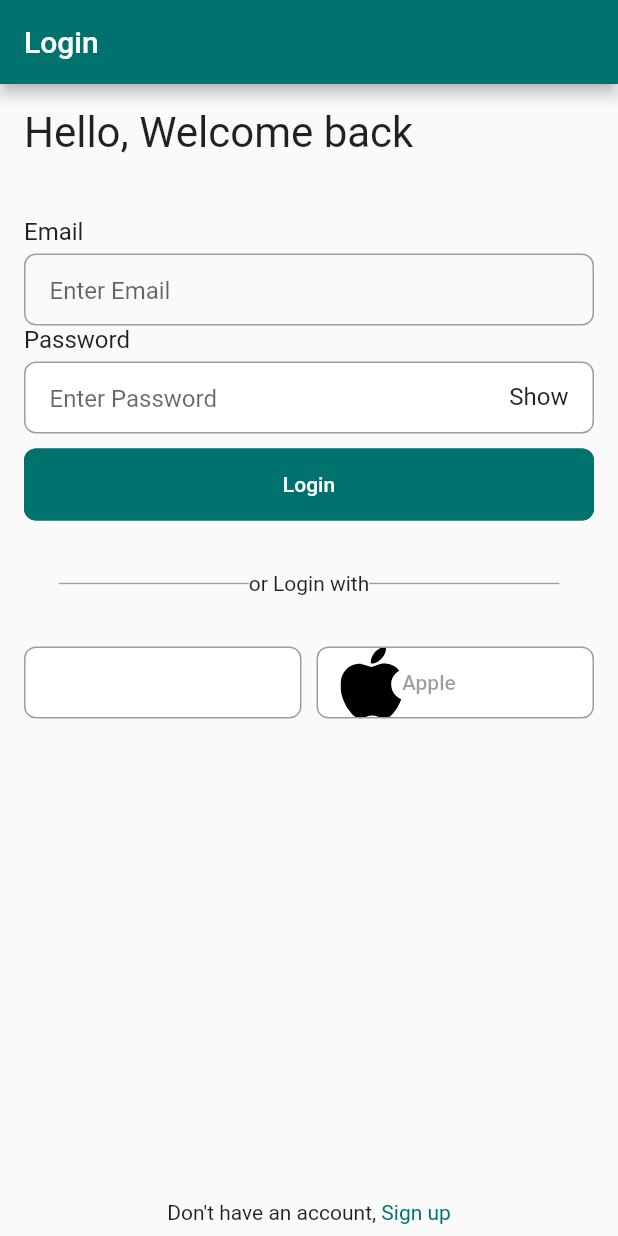
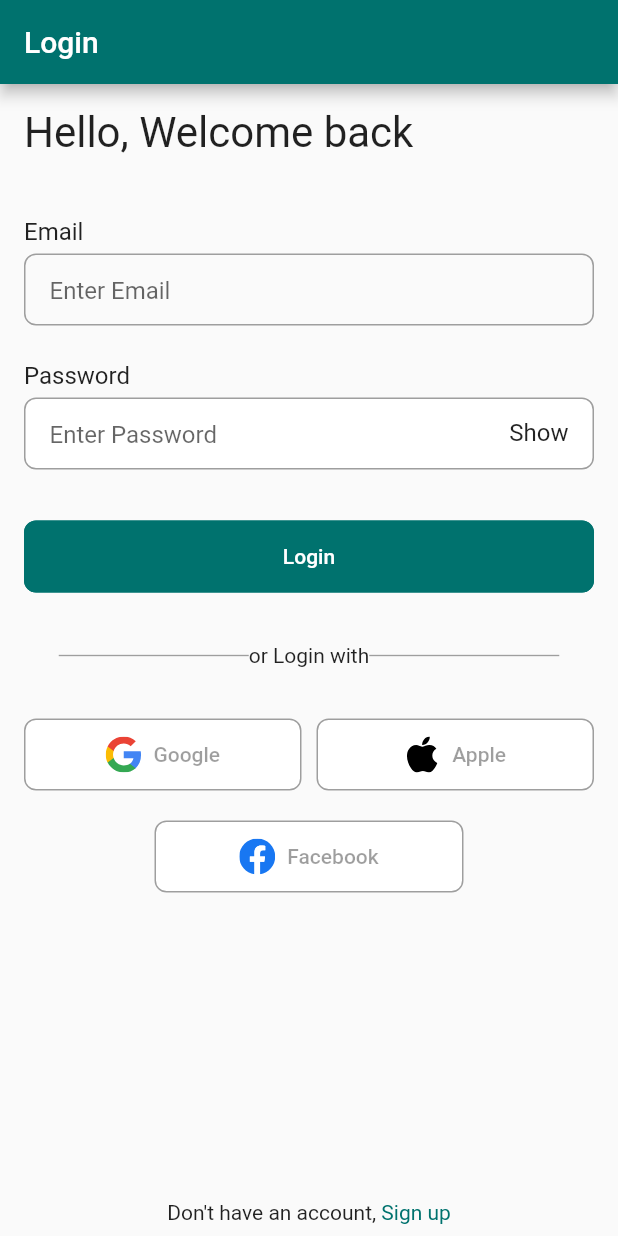
Before and after one commit to BashirYesufu/super-token, a Flutter app: the screen it shows after launch, on a phone screen of 412 x 824 dp. Run offline on Flutter 3.47's test engine with Material 2 defaults, Android fonts, the phone set to English and light mode, and no system bars; our stand-ins replace flutter_svg; missing offline and left inert: supertokens_flutter.

Commit message:
structure files

```diff
--- a/lib/main.dart
+++ b/lib/main.dart
@@ -1,5 +1,5 @@
 import 'package:flutter/material.dart';
-import 'package:super_token/login_ui.dart';
+import 'package:super_token/ui/login_ui.dart';
 import 'package:supertokens_flutter/supertokens.dart';
 
 void main() {
--- a/lib/login_ui.dart
+++ b/lib/ui/login_ui.dart
@@ -1,10 +1,10 @@
 import 'package:flutter/material.dart';
 import 'package:flutter_svg/flutter_svg.dart';
-import 'package:super_token/super_button.dart';
-import 'package:super_token/super_color.dart';
-import 'package:super_token/super_field.dart';
-import 'package:super_token/super_images.dart';
-import 'package:super_token/super_password_field.dart';
+import 'package:super_token/widgets/super_button.dart';
+import 'package:super_token/constant/super_color.dart';
+import 'package:super_token/widgets/super_field.dart';
+import 'package:super_token/constant/super_images.dart';
+import 'package:super_token/widgets/super_password_field.dart';
 
 class LoginUI extends StatefulWidget {
   const LoginUI({super.key});
@@ -42,9 +42,12 @@ class _LoginUIState extends State<LoginUI> {
               hintText: 'Enter Email',
               keyboardType: TextInputType.emailAddress,
             ),
-            SuperPasswordField(
-              label: 'Password',
-              hintText: 'Enter Password',
+            Padding(
+              padding: const EdgeInsets.symmetric(vertical: 24.0),
+              child: SuperPasswordField(
+                label: 'Password',
+                hintText: 'Enter Password',
+              ),
             ),
             SuperButton(
               label: 'Login',
@@ -78,6 +81,22 @@ class _LoginUIState extends State<LoginUI> {
                   child: SuperButton(
                     backgroundColor: Colors.white,
                     borderColor: Colors.grey,
+                    child: Row(
+                      mainAxisAlignment: MainAxisAlignment.center,
+                      children: [
+                        SizedBox(
+                          height: 24,
+                          width: 24,
+                          child: SvgPicture.asset(
+                            SuperImages.google,
+                          ),
+                        ),
+                        Padding(
+                          padding: const EdgeInsets.only(left: 8.0),
+                          child: Text('Google'),
+                        )
+                      ],
+                    ),
                   ),
                 ),
                 SizedBox(
@@ -88,14 +107,51 @@ class _LoginUIState extends State<LoginUI> {
                     backgroundColor: Colors.white,
                     borderColor: Colors.grey,
                     child: Row(
+                      mainAxisAlignment: MainAxisAlignment.center,
                       children: [
-                        SvgPicture.asset(SuperImages.apple),
-                        Text('Apple')
+                        SizedBox(
+                          height: 24,
+                          width: 24,
+                          child: SvgPicture.asset(
+                            SuperImages.apple,
+                            fit: BoxFit.scaleDown,
+                          ),
+                        ),
+                        Padding(
+                          padding: const EdgeInsets.only(left: 8.0),
+                          child: Text('Apple'),
+                        )
                       ],
                     ),
                   ),
                 ),
               ],
+            ),
+            Center(
+              child: SizedBox(
+                width: MediaQuery.of(context).size.width / 2,
+                child: SuperButton(
+                  backgroundColor: Colors.white,
+                  borderColor: Colors.grey,
+                  child: Row(
+                    mainAxisAlignment: MainAxisAlignment.center,
+                    children: [
+                      SizedBox(
+                        height: 24,
+                        width: 24,
+                        child: SvgPicture.asset(
+                          SuperImages.facebook,
+                          fit: BoxFit.scaleDown,
+                        ),
+                      ),
+                      Padding(
+                        padding: const EdgeInsets.only(left: 8.0),
+                        child: Text('Facebook'),
+                      )
+                    ],
+                  ),
+                ),
+              ),
             )
           ],
         ),
--- a/lib/super_button.dart
+++ b/lib/widgets/super_button.dart
@@ -1,5 +1,5 @@
 import 'package:flutter/material.dart';
-import 'package:super_token/super_color.dart';
+import 'package:super_token/constant/super_color.dart';
 
 class SuperButton extends StatelessWidget {
   final String? label;
```
Also changed, not shown: lib/constant/super_color.dart (renamed from lib/super_color.dart), lib/constant/super_images.dart (renamed from lib/super_images.dart), lib/widgets/super_field.dart (renamed from lib/super_field.dart), lib/widgets/super_password_field.dart (renamed from lib/super_password_field.dart).
